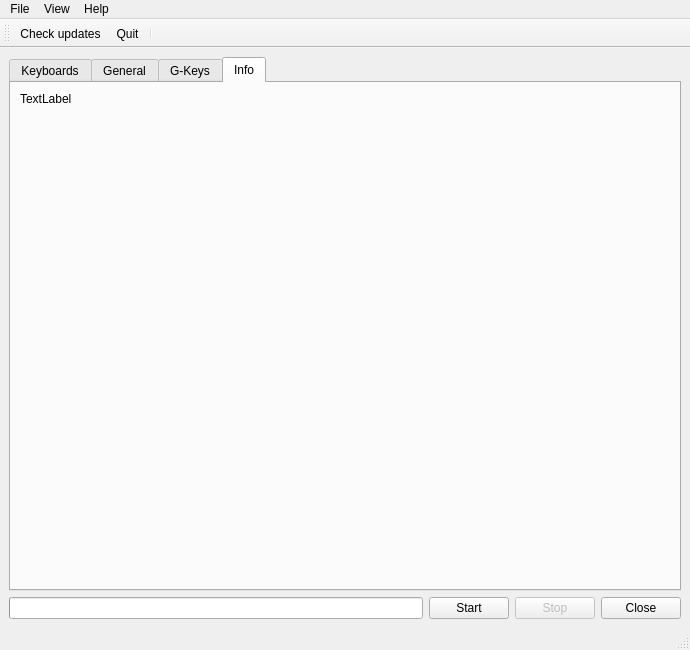
Before: the Qt Designer form dcspy/ui/qtdcs.ui in emcek/dcspy, drawn with Qt 5.
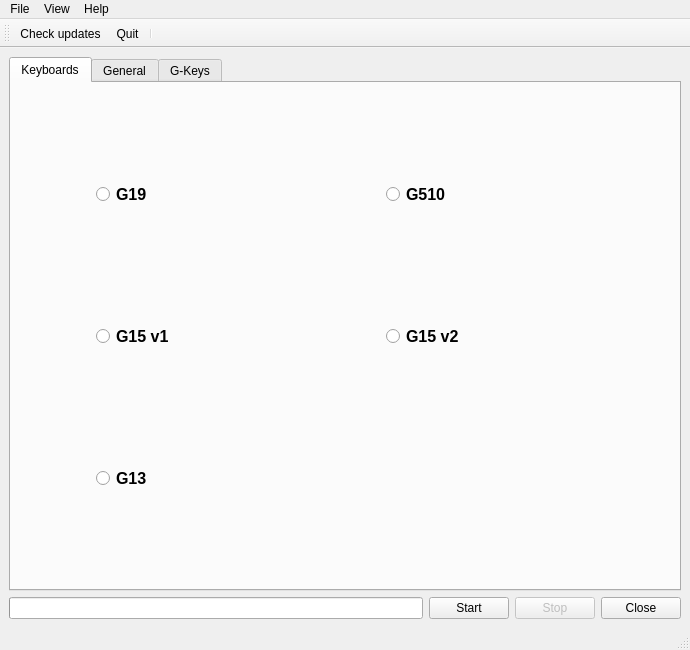
After: the same form once the commit is applied. The open tabs and pages were chosen to show the change. Icons and pictures are not drawn.

Commit message: remove info tab change label and add donate

The edit to the form file:
```diff
--- a/dcspy/ui/qtdcs.ui
+++ b/dcspy/ui/qtdcs.ui
@@ -504,33 +504,6 @@
           </item>
          </layout>
         </widget>
-        <widget class="QWidget" name="tab_info">
-         <attribute name="title">
-          <string>Info</string>
-         </attribute>
-         <layout class="QVBoxLayout" name="verticalLayout_2">
-          <item>
-           <widget class="QLabel" name="label_6">
-            <property name="text">
-             <string>TextLabel</string>
-            </property>
-           </widget>
-          </item>
-          <item>
-           <spacer name="verticalSpacer_4">
-            <property name="orientation">
-             <enum>Qt::Vertical</enum>
-            </property>
-            <property name="sizeHint" stdset="0">
-             <size>
-              <width>20</width>
-              <height>40</height>
-             </size>
-            </property>
-           </spacer>
-          </item>
-         </layout>
-        </widget>
        </widget>
       </item>
       <item>
```
Left out of the diff: 8 changed lines with no effect on the pictures. The commit also changes 1 other file.
